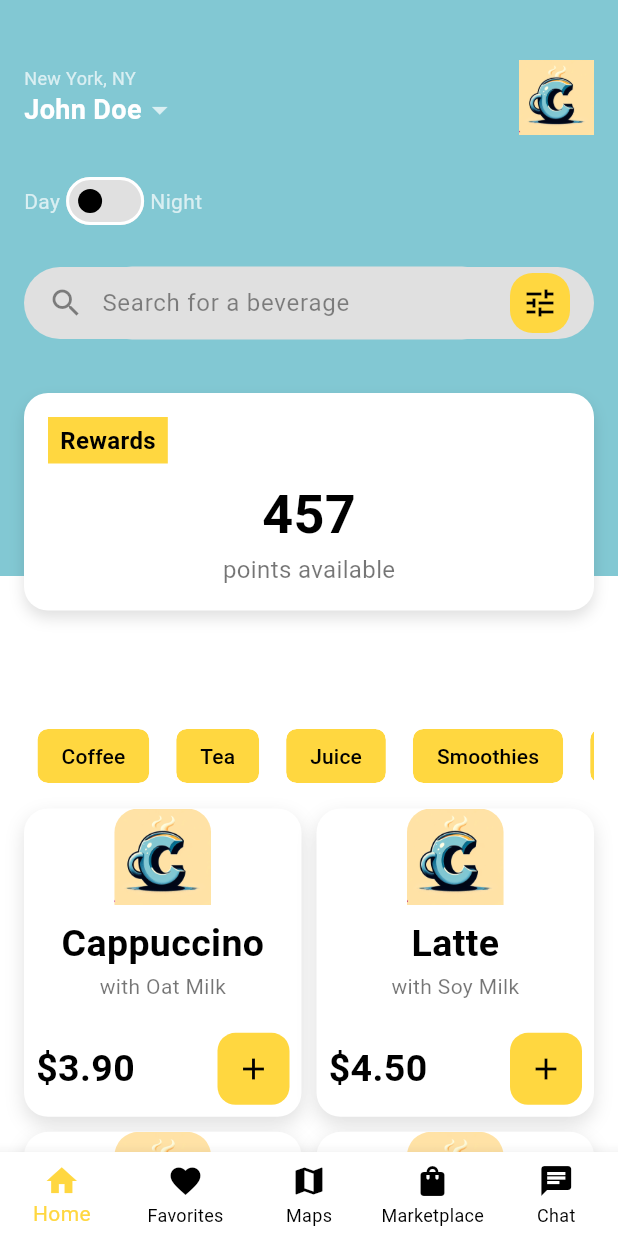
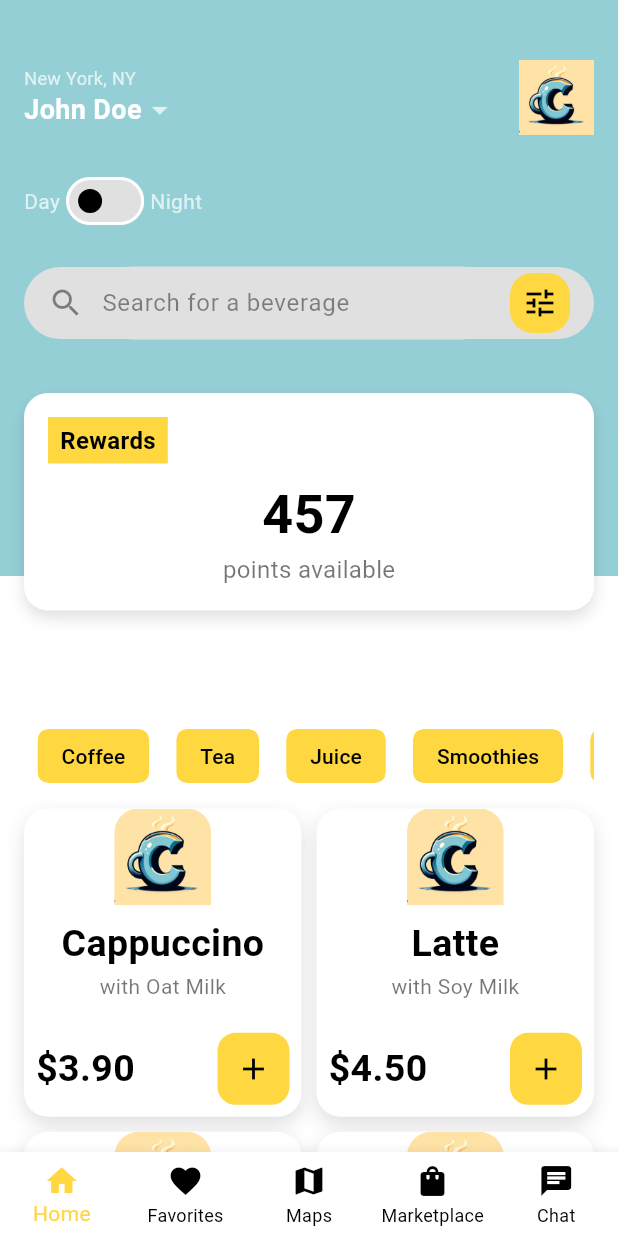
Before and after one commit to seena-kab/CupCompanion, a Flutter app: the HomeScreen screen opened by its route, on a phone screen of 412 x 824 dp. Run offline on Flutter 3.47's test engine with Material 3 defaults, Android fonts, the phone set to English and light mode, and no system bars; our stand-ins replace firebase_auth, firebase_core, firebase_database; accounts and stored records are empty.

Commit message:
color changes to background

```diff
--- a/cup_companion/lib/screens/home_screen.dart
+++ b/cup_companion/lib/screens/home_screen.dart
@@ -141,7 +141,7 @@ class HomeScreenState extends State<HomeScreen> {
                 Expanded(
                   flex: 1,
                   child: Container(
-                    color: const Color.fromARGB(255, 130,200,211),
+                    color: isNightMode ? const Color.fromARGB(200, 53, 43, 59):const Color.fromARGB(215, 130,200,211),
                   ),
                 ),
                 Expanded(
```
